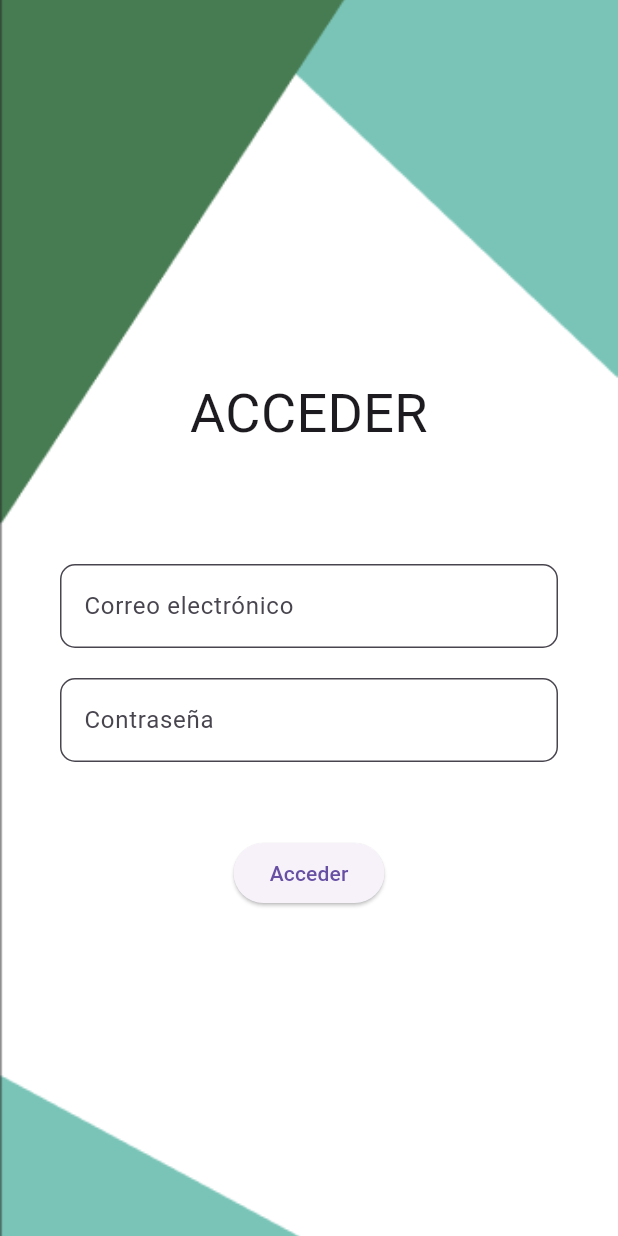
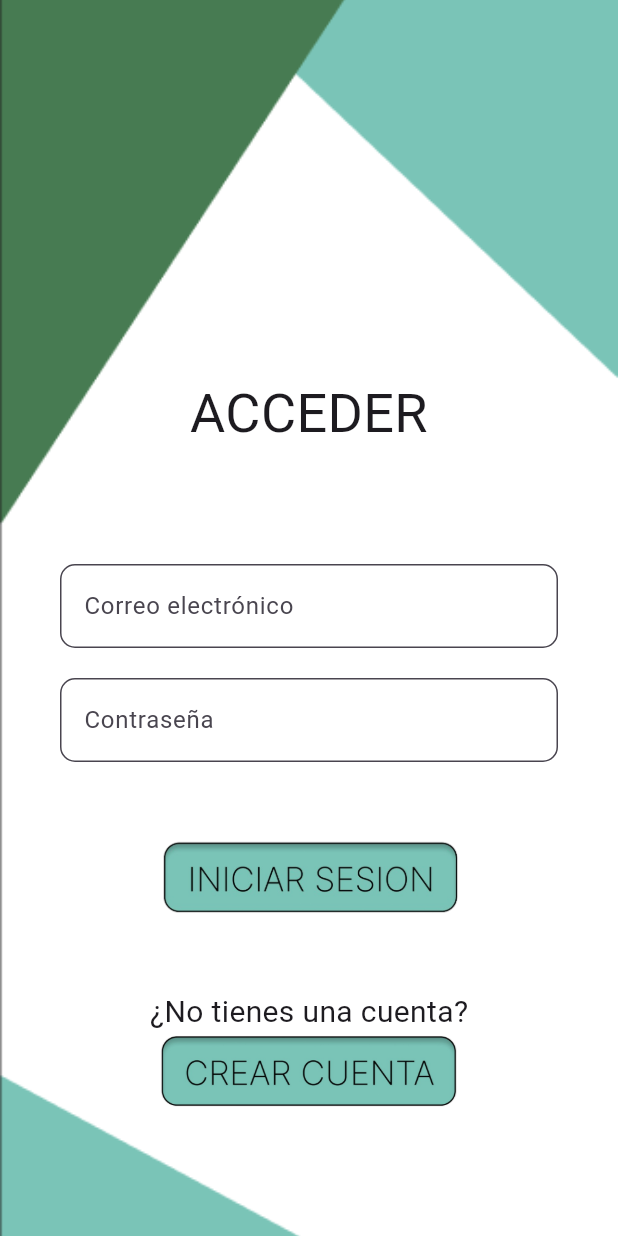
Before and after one commit to josemnzno/EveentAPP, a Flutter app: the Inicio screen opened directly, on a phone screen of 412 x 824 dp. Run offline on Flutter 3.47's test engine with Material 3 defaults, Android fonts, the phone set to English and light mode, and no system bars.

Commit message:
version v1

```diff
--- a/lib/pantallas/Inicio.dart
+++ b/lib/Inicio.dart
@@ -59,11 +59,31 @@ class Inicio extends StatelessWidget {
                   ),
                 ),
                 SizedBox(height: 50), // Agregamos un espacio entre los campos de entrada y los botones
-                ElevatedButton(
-                  onPressed: () {
-                    // Acción a realizar cuando se presiona el botón de Acceder
+                InkWell(
+                  onTap: () {
+                    // Acción a realizar cuando se presiona la imagen de "Acceder"
                   },
-                  child: Text('Acceder'),
+                  child: Image.asset(
+                    'lib/pantallas/iniciar_sesion.png',
+                    width: 200, // Ajusta el ancho de la imagen según tu necesidad
+                  ),
+                ),
+                SizedBox(height: 50), // Agregamos un espacio entre los botones
+                Text(
+                  '¿No tienes una cuenta?',
+                  style: TextStyle(
+                    fontSize: 20,
+                    fontWeight: FontWeight.normal,
+                  ),
+                ),
+                InkWell(
+                  onTap: () {
+                    // Acción a realizar cuando se presiona el texto "Crear cuenta"
+                  },
+                  child: Image.asset(
+                    'lib/pantallas/Crear_cuenta.png',
+                    width: 200, // Ajusta el ancho de la imagen según tu necesidad
+                  ),
                 ),
               ],
             ),
--- a/lib/main.dart
+++ b/lib/main.dart
@@ -1,5 +1,5 @@
 import 'package:flutter/material.dart';
-import 'pantallas/Inicio.dart'; // Importa la pantalla a la que deseas navegar
+import 'Inicio.dart'; // Importa la pantalla a la que deseas navegar
 
 void main() {
   runApp(MyApp());
--- a/pubspec.yaml
+++ b/pubspec.yaml
@@ -32,6 +32,8 @@ flutter:
     - lib/pantallas/fondo.png
     - lib/pantallas/Start.png
     - lib/pantallas/fondo2.png
+    - lib/pantallas/iniciar_sesion.png
+    - lib/pantallas/Crear_cuenta.png
 
 
 
```
Also changed, not shown: lib/pantallas/Crear_cuenta.png (added), lib/pantallas/iniciar_sesion.png (added).
